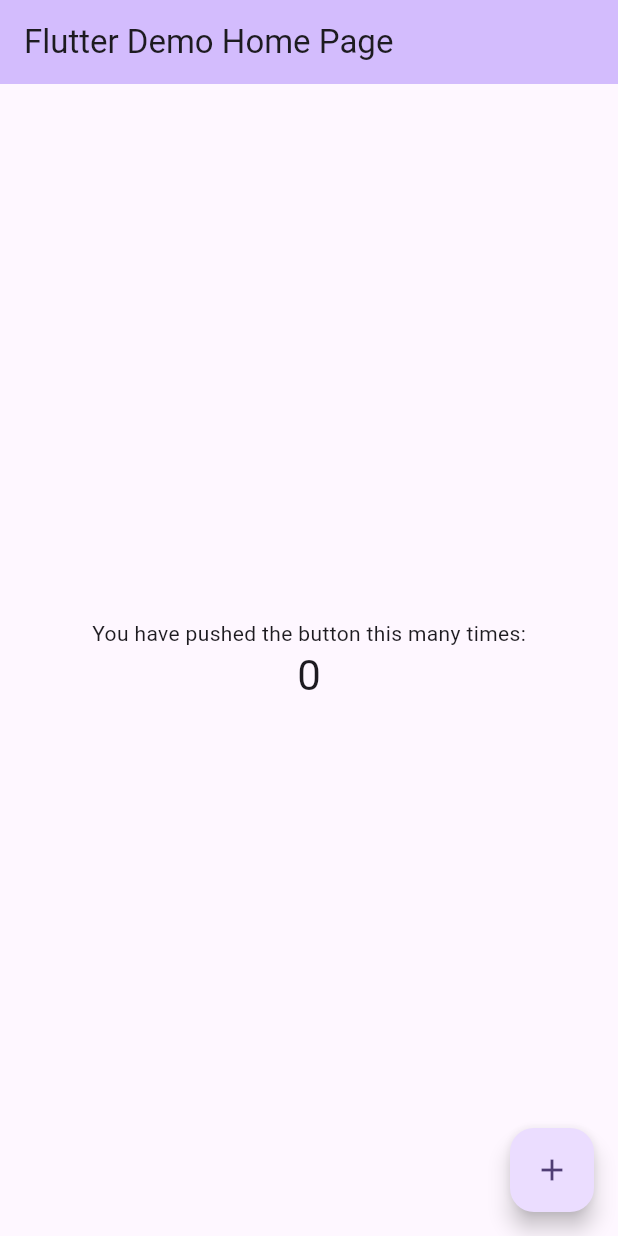
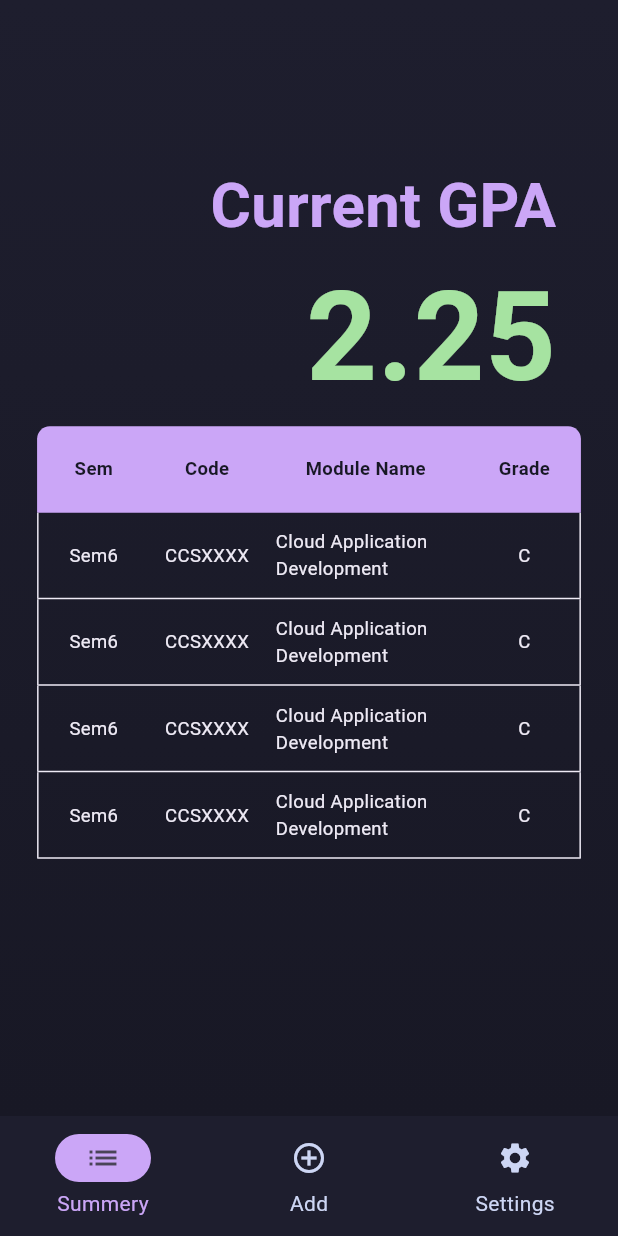
Before and after one commit to RukshanRanasinghe2000/gpa_cal, a Flutter app: the screen it shows after launch, on a phone screen of 412 x 824 dp. Run offline on Flutter 3.47's test engine with Material 3 defaults, Android fonts, the phone set to English and light mode, and no system bars.

Commit message:
feat: create a view to show GPA and subject list and add bottom nav bar.

```diff
--- /dev/null
+++ b/lib/components/navigation_bar.dart
@@ -0,0 +1,67 @@
+import 'package:flutter/material.dart';
+import 'package:gpa_cal/constant.dart';
+import 'package:gpa_cal/screens/add.dart';
+import 'package:gpa_cal/screens/settings.dart';
+import 'package:gpa_cal/screens/summery.dart';
+
+/// A stateful widget that represents the bottom navigation bar
+/// for the GPA app.
+///
+/// This navigation bar allows users to switch between:
+/// - **Summery** screen
+/// - **Add Information** screen
+/// - **Settings** screen
+
+class AppNavigationBar extends StatefulWidget {
+  const AppNavigationBar({super.key});
+
+  @override
+  State<AppNavigationBar> createState() => _AppNavigationBarState();
+}
+
+class _AppNavigationBarState extends State<AppNavigationBar> {
+
+  /// Tracks the currently selected navigation index.
+  int selectedIndex = 0;
+  /// List of screens corresponding to each navigation destination.
+  List<Widget> screens = [
+    Summery(),// Summary screen
+    AddInfo(),// Add information screen
+    Settings(),// Settings screen
+    ];
+
+  @override
+  Widget build(BuildContext context) {
+    return Scaffold(
+      bottomNavigationBar: NavigationBar(
+        selectedIndex: selectedIndex,
+
+        /// Updates the selected index when a navigation item is tapped.
+        onDestinationSelected: (int index) {
+          setState(
+            () {
+              selectedIndex = index;
+            },
+          );
+        },
+        backgroundColor: backgroundColor1,
+        indicatorColor: textSecondaryColor,
+        destinations: const <Widget>[
+
+          /// Navigation option for the Summery screen.
+          NavigationDestination(
+            icon: Icon(Icons.list), label: "Summery"),
+          /// Navigation option for adding new information.
+          NavigationDestination(
+            icon: Icon(Icons.add_circle_outline), label: "Add"),
+          /// Navigation option for the Settings screen.
+          NavigationDestination(
+            icon: Icon(Icons.settings), label: "Settings"),
+        ],
+      ),
+
+      /// Displays the selected screen based on selectedIndex.
+      body: screens[selectedIndex],
+    );
+  }
+}
--- /dev/null
+++ b/lib/components/table.dart
@@ -0,0 +1,102 @@
+import 'package:flutter/material.dart';
+import 'package:gpa_cal/constant.dart';
+
+class TableWidget extends StatelessWidget {
+  const TableWidget({super.key});
+
+  @override
+  Widget build(BuildContext context) {
+    // Get screen width and height
+    double screenWidth = MediaQuery.of(context).size.width;
+    double screenHeight = MediaQuery.of(context).size.height;
+
+    // Define responsive sizes based on screen dimensions
+    double cellHeight = screenHeight * 0.07; // Responsive cell height
+    double fontSize = screenWidth * 0.03; // Responsive font size
+
+    return Padding(
+      padding: EdgeInsets.symmetric(horizontal: screenWidth * 0.05),
+      child: Table(
+        columnWidths: const {
+          0: FlexColumnWidth(1), // First column takes more space
+          1: FlexColumnWidth(1),
+          2: FlexColumnWidth(1.8),
+        },
+        border: const TableBorder.symmetric(
+            ),
+        children: [
+          // Table Header Row
+          _buildTableRow(
+            ["Sem", "Code", "Module Name", "Grade"],
+            isHeader: true,
+            fontSize: fontSize,
+            cellHeight: cellHeight,
+          ),
+          // Table Data Rows
+          _buildTableRow(
+              ["Sem6", "CCSXXXX", "Cloud Application Development", "C"],
+              fontSize: fontSize, cellHeight: cellHeight),
+          _buildTableRow(
+              ["Sem6", "CCSXXXX", "Cloud Application Development", "C"],
+              fontSize: fontSize, cellHeight: cellHeight),
+          _buildTableRow(
+              ["Sem6", "CCSXXXX", "Cloud Application Development", "C"],
+              fontSize: fontSize, cellHeight: cellHeight),
+          _buildTableRow(
+              ["Sem6", "CCSXXXX", "Cloud Application Development", "C"],
+              fontSize: fontSize, cellHeight: cellHeight),
+        ],
+      ),
+    );
+  }
+
+  // Build table rows
+  TableRow _buildTableRow(List<String> data,
+      {bool isHeader = false,
+      required double fontSize,
+      required double cellHeight}) {
+    return TableRow(
+      decoration: isHeader
+          ? const BoxDecoration(
+              color: textTertiaryColor,
+              borderRadius: BorderRadius.only(
+                topLeft: Radius.circular(8.43),
+                topRight: Radius.circular(8.43),
+              ),
+            ) // Header background
+          : const BoxDecoration(
+              color: Colors.transparent,
+              border: Border(
+                bottom: BorderSide(
+                  color: textParagraph,
+                  width: 1.0,
+                ),
+                left: BorderSide(
+                  color: textParagraph,
+                  width: 1.0,
+                ),
+                right: BorderSide(
+                  color: textParagraph,
+                  width: 1.0,
+                ),
+              ),
+            ),
+      children: data.map((text) {
+        return Container(
+          height: cellHeight,
+          alignment: Alignment.center,
+          padding: const EdgeInsets.symmetric(horizontal: 8),
+          child: Text(
+            text,
+            style: TextStyle(
+              fontSize: fontSize,
+              fontWeight: isHeader ? FontWeight.bold : FontWeight.normal,
+              color: isHeader ? textTableHeader : textParagraph,
+            ),
+            textAlign: TextAlign.left,
+          ),
+        );
+      }).toList(),
+    );
+  }
+}
--- /dev/null
+++ b/lib/constant.dart
@@ -0,0 +1,53 @@
+import 'package:flutter/material.dart';
+
+/// Constant values
+
+///Solid Colors
+const Color backgroundColor1 = Color(0xFF1E1E2E);
+const Color backgroundColor2 = Color(0xFF181825);
+const Color textPrimaryColor = Color(0xFFA6E3A1);
+const Color textSecondaryColor = Color(0xFFCBA6F7);
+const Color textTertiaryColor = Color(0xFFCBA6F7);
+const Color darkBackground = Color(0xFF1D1D2D);
+const Color textParagraph = Color(0xFFEEEAF5);
+const Color textTableHeader = Color(0xFF181825);
+
+///Gradieant
+const LinearGradient backgroundGradient = LinearGradient(
+  begin: Alignment.topCenter,
+  end: Alignment.bottomCenter,
+  colors: [
+    Color(0xFF1E1E2E), // Base color
+    Color(0xFF181825), // Mantle color
+  ],
+);
+
+const Color rosewater = Color(0xFFF5E0DC);
+const Color flamingo = Color(0xFFF2CDCD);
+const Color pink = Color(0xFFF5C2E7);
+const Color mauve = Color(0xFFCBA6F7);
+const Color red = Color(0xFFF38BA8);
+const Color maroon = Color(0xFFEBA0AC);
+const Color peach = Color(0xFFFAB387);
+const Color yellow = Color(0xFFF9E2AF);
+const Color green = Color(0xFFA6E3A1);
+const Color teal = Color(0xFF94E2D5);
+const Color sky = Color(0xFF89DCEB);
+const Color sapphire = Color(0xFF74C7EC);
+const Color blue = Color(0xFF89B4FA);
+const Color lavender = Color(0xFFB4BEFE);
+const Color text = Color(0xFFCDD6F4);
+const Color subtext1 = Color(0xFFBAC2DE);
+const Color subtext0 = Color(0xFFA6ADC8);
+const Color overlay2 = Color(0xFF9399B2);
+const Color overlay1 = Color(0xFF7F849C);
+const Color overlay0 = Color(0xFF6C7086);
+const Color surface2 = Color(0xFF585B70);
+const Color surface1 = Color(0xFF45475A);
+const Color surface0 = Color(0xFF313244);
+const Color base = Color(0xFF1E1E2E);
+const Color mantle = Color(0xFF181825);
+const Color crust = Color(0xFF11111B);
+
+///Fonts
+const String primaryFont = "Roboto";
--- a/lib/main.dart
+++ b/lib/main.dart
@@ -1,125 +1,44 @@
 import 'package:flutter/material.dart';
+import 'package:gpa_cal/components/navigation_bar.dart';
+import 'package:gpa_cal/constant.dart';
 
 void main() {
   runApp(const MyApp());
 }
 
-class MyApp extends StatelessWidget {
+class MyApp extends StatefulWidget {
   const MyApp({super.key});
 
-  // This widget is the root of your application.
+  @override
+  State<MyApp> createState() => _MyAppState();
+}
+
+class _MyAppState extends State<MyApp> {
   @override
   Widget build(BuildContext context) {
     return MaterialApp(
-      title: 'Flutter Demo',
-      theme: ThemeData(
-        // This is the theme of your application.
-        //
-        // TRY THIS: Try running your application with "flutter run". You'll see
-        // the application has a purple toolbar. Then, without quitting the app,
-        // try changing the seedColor in the colorScheme below to Colors.green
-        // and then invoke "hot reload" (save your changes or press the "hot
-        // reload" button in a Flutter-supported IDE, or press "r" if you used
-        // the command line to start the app).
-        //
-        // Notice that the counter didn't reset back to zero; the application
-        // state is not lost during the reload. To reset the state, use hot
-        // restart instead.
-        //
-        // This works for code too, not just values: Most code changes can be
-        // tested with just a hot reload.
-        colorScheme: ColorScheme.fromSeed(seedColor: Colors.deepPurple),
-        useMaterial3: true,
-      ),
-      home: const MyHomePage(title: 'Flutter Demo Home Page'),
-    );
+        title: 'Flutter Demo',
+        debugShowCheckedModeBanner: false,
+        theme: ThemeData(
+          useMaterial3: true,
+          navigationBarTheme: NavigationBarThemeData(
+              backgroundColor: darkBackground,
+              indicatorColor: textSecondaryColor,
+              labelTextStyle:
+                  WidgetStateProperty.resolveWith((Set<WidgetState> states) {
+                    if (states.contains(WidgetState.selected)) {
+                      return const TextStyle(color: textSecondaryColor);
+                    } else {
+                      return const TextStyle(color: text);
+                    }
+              }),
+              iconTheme:
+                  WidgetStateProperty.resolveWith((Set<WidgetState> states) {
+                    if (!states.contains(WidgetState.selected)) {
+                     return const IconThemeData(color: text);
+                    }
+              })),
+        ),
+        home: const AppNavigationBar());
   }
 }
-
-class MyHomePage extends StatefulWidget {
-  const MyHomePage({super.key, required this.title});
-
-  // This widget is the home page of your application. It is stateful, meaning
-  // that it has a State object (defined below) that contains fields that affect
-  // how it looks.
-
-  // This class is the configuration for the state. It holds the values (in this
-  // case the title) provided by the parent (in this case the App widget) and
-  // used by the build method of the State. Fields in a Widget subclass are
-  // always marked "final".
-
-  final String title;
-
-  @override
-  State<MyHomePage> createState() => _MyHomePageState();
-}
-
-class _MyHomePageState extends State<MyHomePage> {
-  int _counter = 0;
-
-  void _incrementCounter() {
-    setState(() {
-      // This call to setState tells the Flutter framework that something has
-      // changed in this State, which causes it to rerun the build method below
-      // so that the display can reflect the updated values. If we changed
-      // _counter without calling setState(), then the build method would not be
-      // called again, and so nothing would appear to happen.
-      _counter++;
-    });
-  }
-
-  @override
-  Widget build(BuildContext context) {
-    // This method is rerun every time setState is called, for instance as done
-    // by the _incrementCounter method above.
-    //
-    // The Flutter framework has been optimized to make rerunning build methods
-    // fast, so that you can just rebuild anything that needs updating rather
-    // than having to individually change instances of widgets.
-    return Scaffold(
-      appBar: AppBar(
-        // TRY THIS: Try changing the color here to a specific color (to
-        // Colors.amber, perhaps?) and trigger a hot reload to see the AppBar
-        // change color while the other colors stay the same.
-        backgroundColor: Theme.of(context).colorScheme.inversePrimary,
-        // Here we take the value from the MyHomePage object that was created by
-        // the App.build method, and use it to set our appbar title.
-        title: Text(widget.title),
-      ),
-      body: Center(
-        // Center is a layout widget. It takes a single child and positions it
-        // in the middle of the parent.
-        child: Column(
-          // Column is also a layout widget. It takes a list of children and
-          // arranges them vertically. By default, it sizes itself to fit its
-          // children horizontally, and tries to be as tall as its parent.
-          //
-          // Column has various properties to control how it sizes itself and
-          // how it positions its children. Here we use mainAxisAlignment to
-          // center the children vertically; the main axis here is the vertical
-          // axis because Columns are vertical (the cross axis would be
-          // horizontal).
-          //
-          // TRY THIS: Invoke "debug painting" (choose the "Toggle Debug Paint"
-          // action in the IDE, or press "p" in the console), to see the
-          // wireframe for each widget.
-          mainAxisAlignment: MainAxisAlignment.center,
-          children: <Widget>[
-            const Text(
-              'You have pushed the button this many times:',
-            ),
-            Text(
-              '$_counter',
-              style: Theme.of(context).textTheme.headlineMedium,
-            ),
-          ],
-        ),
-      ),
-      floatingActionButton: FloatingActionButton(
-        onPressed: _incrementCounter,
-        tooltip: 'Increment',
-        child: const Icon(Icons.add),
-      ), // This trailing comma makes auto-formatting nicer for build methods.
-    );
-  }
-}
--- /dev/null
+++ b/lib/screens/add.dart
@@ -0,0 +1,10 @@
+import 'package:flutter/material.dart';
+
+class AddInfo extends StatelessWidget {
+  const AddInfo({super.key});
+
+  @override
+  Widget build(BuildContext context) {
+    return const Text("Page 2");
+  }
+}
--- /dev/null
+++ b/lib/screens/settings.dart
@@ -0,0 +1,10 @@
+import 'package:flutter/material.dart';
+
+class Settings extends StatelessWidget {
+  const Settings({super.key});
+
+  @override
+  Widget build(BuildContext context) {
+    return const Text("Page 3");
+  }
+}
--- /dev/null
+++ b/lib/screens/summery.dart
@@ -0,0 +1,81 @@
+import 'package:flutter/material.dart';
+import 'package:gpa_cal/components/table.dart';
+import 'package:gpa_cal/constant.dart';
+
+class Summery extends StatelessWidget {
+  const Summery({super.key});
+
+  @override
+  Widget build(BuildContext context) {
+    /// Get screen width & height
+    double screenWidth = MediaQuery.of(context).size.width;
+    double screenHeight = MediaQuery.of(context).size.height;
+
+    return Scaffold(
+      backgroundColor: darkBackground,
+      body: SafeArea(
+        child: Container(
+          width: screenWidth,
+          height: screenHeight,
+          decoration: const BoxDecoration(
+            gradient: backgroundGradient,
+          ),
+          child: Column(
+            children: [
+              Padding(
+                padding: EdgeInsets.only(
+                  left: screenWidth * 0.10,
+                  right: screenWidth * 0.10,
+                  top: screenHeight * 0.13,
+                  bottom: 0,
+                ),
+                child: Align(
+                  alignment: Alignment.centerRight,
+                  child: Text(
+                    "Current GPA",
+                    style: TextStyle(
+                      fontFamily: primaryFont,
+                      fontSize: screenWidth * 0.1,
+                      fontWeight: FontWeight.w600,
+                      color: textSecondaryColor,
+                    ),
+                  ),
+                ),
+              ),
+              Padding(
+                padding: EdgeInsets.only(
+                  left: screenWidth * 0.10,
+                  right: screenWidth * 0.10,
+                  top: 0,
+                  bottom: 0,
+                ),
+                child: Align(
+                  alignment: Alignment.centerRight,
+                  child: Text(
+                    "2.25",
+                    style: TextStyle(
+                      fontFamily: primaryFont,
+                      fontSize: screenWidth * 0.2,
+                      fontWeight: FontWeight.w600,
+                      color: textPrimaryColor,
+                    ),
+                  ),
+                ),
+              ),
+              Padding(
+                padding: EdgeInsets.only(
+                  left: screenWidth * 0.01,
+                  right: screenWidth * 0.01,
+                  top: 0,
+                  bottom: 0,
+                ),
+                child: const TableWidget(),
+              )
+            ],
+          ),
+        ),
+      ),
+      // ),
+    );
+  }
+}
```
Also changed, not shown: pubspec.lock.
